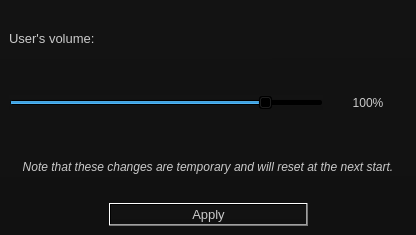
This is View/SingleUserSettings/singleusersettings.ui in Flone-dnb/Silent as Qt 5 draws it before an edit. The edited form follows.
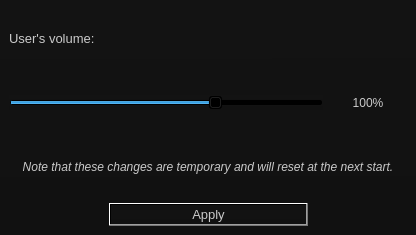
This is the edited form.

Diff of the .ui file:
```diff
--- a/View/SingleUserSettings/singleusersettings.ui
+++ b/View/SingleUserSettings/singleusersettings.ui
@@ -40,7 +40,7 @@
       <item>
        <widget class="QSlider" name="horizontalSlider">
         <property name="maximum">
-         <number>120</number>
+         <number>150</number>
         </property>
         <property name="value">
          <number>100</number>
```
